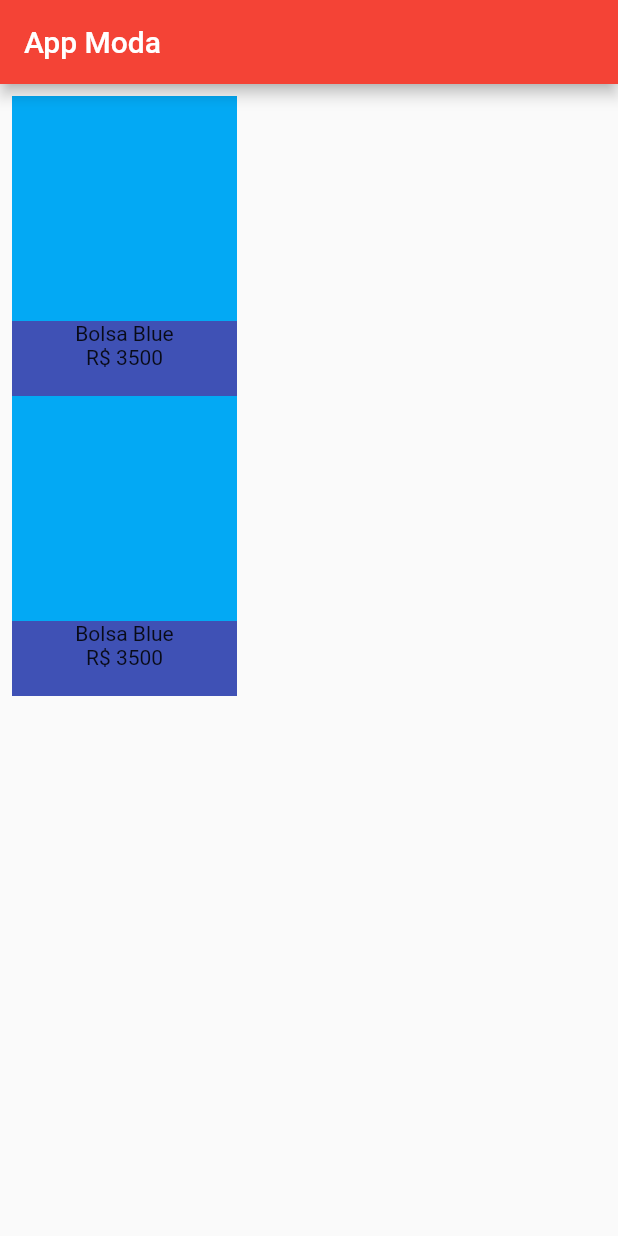
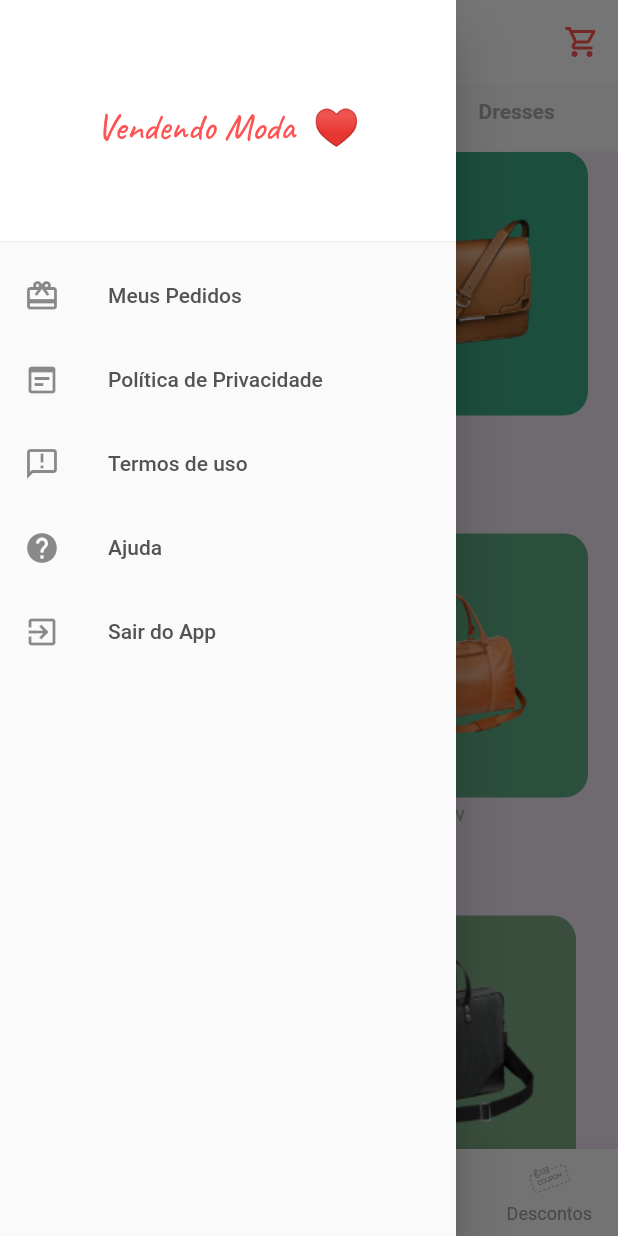
Before and after one commit to Michael-Junior/project_fashion_sales_app, a Flutter app: the screen it shows after launch, with the side drawer open (before the commit the screen has no drawer), on a phone screen of 412 x 824 dp. Run offline on Flutter 3.47's test engine with Material 2 defaults, Android fonts, the phone set to English and light mode, and no system bars; our stand-ins replace flutter_svg.

Commit message:
change screen home

```diff
--- /dev/null
+++ b/lib/components/categories.dart
@@ -0,0 +1,61 @@
+import 'package:flutter/material.dart';
+import 'package:project_fashion_sales_app/models/constants.dart';
+
+class Categories extends StatefulWidget {
+  const Categories({Key? key}) : super(key: key);
+
+  @override
+  _CategoriesState createState() => _CategoriesState();
+}
+
+class _CategoriesState extends State<Categories> {
+  List<String> categories = ['Hand bag', 'Jewellery', 'Footwear', 'Dresses'];
+
+  int selectedIndex = 0;
+
+  @override
+  Widget build(BuildContext context) {
+    return Padding(
+      padding: const EdgeInsets.symmetric(vertical: kDefaultPaddin / 2),
+      child: SizedBox(
+        height: 25,
+        child: ListView.builder(
+          scrollDirection: Axis.horizontal,
+          itemCount: categories.length,
+          itemBuilder: (context, index) => buildCategory(index),
+        ),
+      ),
+    );
+  }
+
+  Widget buildCategory(int index) {
+    return GestureDetector(
+      onTap: () {
+        setState(() {
+          selectedIndex = index;
+        });
+      },
+      child: Padding(
+        padding: const EdgeInsets.symmetric(horizontal: kDefaultPaddin),
+        child: Column(
+          crossAxisAlignment: CrossAxisAlignment.start,
+          children: <Widget>[
+            Text(
+              categories[index],
+              style: TextStyle(
+                fontWeight: FontWeight.bold,
+                color: selectedIndex == index ? kTextColor : kTextLightColor,
+              ),
+            ),
+            Container(
+              margin: EdgeInsets.only(top: kDefaultPaddin / 4),
+              height: 2,
+              width: 30,
+              color: selectedIndex == index ? Colors.black : Colors.transparent,
+            )
+          ],
+        ),
+      ),
+    );
+  }
+}
--- /dev/null
+++ b/lib/components/drawer.dart
@@ -0,0 +1,49 @@
+import 'package:flutter/material.dart';
+
+class DrawerMenu extends StatelessWidget {
+  const DrawerMenu({Key? key}) : super(key: key);
+
+  @override
+  Widget build(BuildContext context) {
+    return Drawer(
+      child: ListView(
+        children: const <Widget>[
+          DrawerHeader(
+            decoration: BoxDecoration(
+              color: Colors.white,
+            ),
+            child: Center(
+              child: Text(
+                'Vendendo Moda  ♥',
+                  style: TextStyle(
+                      color: Colors.redAccent,
+                      fontFamily: 'Caveat-VariableFont',
+                      fontSize: 25),
+              ),
+            ),
+          ),
+          ListTile(
+            leading: Icon(Icons.wallet_giftcard),
+            title: Text('Meus Pedidos'),
+          ),
+          ListTile(
+            leading: Icon(Icons.wysiwyg),
+            title: Text('Política de Privacidade'),
+          ),
+          ListTile(
+            leading: Icon(Icons.announcement_outlined),
+            title: Text('Termos de uso'),
+          ),
+          ListTile(
+            leading: Icon(Icons.help),
+            title: Text('Ajuda'),
+          ),
+          ListTile(
+            leading: Icon(Icons.exit_to_app),
+            title: Text('Sair do App'),
+          )
+        ],
+      ),
+    );
+  }
+}
--- /dev/null
+++ b/lib/components/item_card.dart
@@ -0,0 +1,37 @@
+import 'package:flutter/material.dart';
+import 'package:project_fashion_sales_app/models/constants.dart';
+import 'package:project_fashion_sales_app/models/product.dart';
+
+class ItemCard extends StatelessWidget {
+  final Product product;
+  final Function? press;
+
+  ItemCard({required this.product, this.press});
+
+  @override
+  Widget build(BuildContext context) {
+    return Column(
+      crossAxisAlignment: CrossAxisAlignment.start,
+      children: <Widget>[
+        Container(
+          padding: EdgeInsets.all(kDefaultPaddin),
+          // height: 180,
+          // width: 160,
+          decoration: BoxDecoration(
+            color: product.color,
+            borderRadius: BorderRadius.circular(16),
+          ),
+          child: Image.asset(product.image),
+        ),
+        Padding(
+          padding: const EdgeInsets.symmetric(vertical: kDefaultPaddin / 8),
+          child: Text(
+            product.title,
+            style: TextStyle(color: kTextLightColor),
+          ),
+        ),
+        Text('R\$ 234,00', style: TextStyle(fontWeight: FontWeight.bold))
+      ],
+    );
+  }
+}
--- a/lib/home_page.dart
+++ /dev/null
@@ -1,73 +0,0 @@
-import 'package:flutter/material.dart';
-
-class MyHomePage extends StatefulWidget {
-  MyHomePage({Key? key, required this.title}) : super(key: key);
-
-  final String title;
-
-  @override
-  _MyHomePageState createState() => _MyHomePageState();
-}
-
-class _MyHomePageState extends State<MyHomePage> {
-  int _counter = 0;
-
-  @override
-  Widget build(BuildContext context) {
-    return Scaffold(
-      appBar: AppBar(
-        title: Text(widget.title),
-      ),
-      body: Column(
-        //mainAxisAlignment: MainAxisAlignment.center,
-        children: <Widget>[
-          Padding(
-            padding: const EdgeInsets.all(8.0),
-            child: Column(
-              children: [
-                CardVitrine(),
-                CardVitrine(),
-              ],
-            ),
-          ),
-          // Text(
-          //   'You have pushed the button this many times:',
-          // ),
-          // Text(
-          //   '$_counter',
-          //   style: Theme.of(context).textTheme.headline4,
-          // ),
-        ],
-      ),
-    );
-  }
-}
-
-class CardVitrine extends StatefulWidget {
-  const CardVitrine({Key? key}) : super(key: key);
-
-  @override
-  _CardVitrineState createState() => _CardVitrineState();
-}
-
-class _CardVitrineState extends State<CardVitrine> {
-  @override
-  Widget build(BuildContext context) {
-    return Container(
-      color: Colors.indigo,
-      height: 200,
-      width: 150,
-      child: Column(
-        children: [
-          Container(
-            height: 150,
-            width: 150,
-            color: Colors.lightBlue,
-          ),
-          Text('Bolsa Blue'),
-          Text('R\$ 3500'),
-        ],
-      ),
-    );
-  }
-}
--- a/lib/main.dart
+++ b/lib/main.dart
@@ -1,5 +1,8 @@
+// @dart=2.9
+
 import 'package:flutter/material.dart';
-import 'package:project_fashion_sales_app/home_page.dart';
+import 'package:project_fashion_sales_app/models/constants.dart';
+import 'package:project_fashion_sales_app/screens/home.dart';
 
 void main() => runApp(MyApp());
 
@@ -9,11 +12,12 @@ class MyApp extends StatelessWidget {
   Widget build(BuildContext context) {
     return MaterialApp(
       debugShowCheckedModeBanner: false,
-      title: 'App Moda Title',
+      title: 'AppFashionSales',
       theme: ThemeData(
-        primarySwatch: Colors.red,
+        textTheme: Theme.of(context).textTheme.apply(bodyColor: kTextColor),
+        visualDensity: VisualDensity.adaptivePlatformDensity,
       ),
-      home: MyHomePage(title: 'App Moda'),
+      home: Home(title: 'Vendendo Moda', titleComplement: ' ♥', ),
     );
   }
 }
--- /dev/null
+++ b/lib/models/constants.dart
@@ -0,0 +1,6 @@
+import 'package:flutter/material.dart';
+
+const kTextColor = Color(0xFF535353);
+const kTextLightColor = Color(0xFFACACAC);
+
+const kDefaultPaddin = 20.0;
--- /dev/null
+++ b/lib/models/product.dart
@@ -0,0 +1,71 @@
+import 'package:flutter/material.dart';
+
+class Product {
+  final String image, title, description;
+  final int? price, size, id;
+  final Color? color;
+
+  Product({
+    this.image = '',
+    this.title = '',
+    this.description = '',
+    this.price,
+    this.size,
+    this.id,
+    this.color
+  });
+}
+
+List<Product> products = [
+
+  Product(
+    id: 1,
+    title: 'Bolsa blue',
+    price: 234,
+    size: 12,
+    description: 'dummyText',
+    image: "assets/images/bag_1.png",
+    color: Color(0xFF3D82AE)),
+  Product(
+      id: 2,
+      title: 'Bolsa pink',
+      price: 299,
+      size: 12,
+      description: 'dummyText',
+      image: "assets/images/bag_2.png",
+      color: Color(0xFF3DA984)),
+  Product(
+      id: 3,
+      title: 'Bolsa pink new',
+      price: 219,
+      size: 12,
+      description: 'dummyText',
+      image: "assets/images/bag_3.png",
+      color: Color(0xFF4DA984)),
+  Product(
+      id: 4,
+      title: 'Bolsa blue new',
+      price: 229,
+      size: 12,
+      description: 'dummyText',
+      image: "assets/images/bag_4.png",
+      color: Color(0xFF5DA984)),
+  Product(
+      id: 5,
+      title: 'Bolsa black',
+      price: 239,
+      size: 12,
+      description: 'dummyText',
+      image: "assets/images/bag_5.png",
+      color: Color(0xFF6DA984)),
+  Product(
+      id: 6,
+      title: 'Bolsa red',
+      price: 249,
+      size: 12,
+      description: 'dummyText',
+      image: "assets/images/bag_6.png",
+      color: Color(0xFF7DA984)),
+
+
+];
--- /dev/null
+++ b/lib/screens/body.dart
@@ -0,0 +1,40 @@
+import 'package:flutter/cupertino.dart';
+import 'package:flutter/material.dart';
+import 'package:project_fashion_sales_app/components/categories.dart';
+import 'package:project_fashion_sales_app/models/constants.dart';
+import 'package:project_fashion_sales_app/components/item_card.dart';
+import 'package:project_fashion_sales_app/models/product.dart';
+
+class Body extends StatelessWidget {
+  @override
+  Widget build(BuildContext context) {
+    return Column(
+      crossAxisAlignment: CrossAxisAlignment.start,
+      children: <Widget>[
+
+        Categories(),
+        Container(
+          child: Expanded(
+              child: Container(
+                color: Colors.purple[50],
+                child: Padding(
+            padding: const EdgeInsets.symmetric(horizontal: kDefaultPaddin),
+            child: GridView.builder(
+                gridDelegate: SliverGridDelegateWithFixedCrossAxisCount(
+                  crossAxisCount: 2,
+                  childAspectRatio: 0.75,
+                  crossAxisSpacing: kDefaultPaddin,
+                  mainAxisSpacing: kDefaultPaddin,
+                ),
+                itemCount: products.length,
+                itemBuilder: (context, index) => ItemCard(
+                  product: products[index],
+                ),
+            ),
+          ),
+              )),
+        ),
+      ],
+    );
+  }
+}
--- /dev/null
+++ b/lib/screens/home.dart
@@ -0,0 +1,107 @@
+import 'package:flutter/material.dart';
+import 'package:flutter_svg/flutter_svg.dart';
+import 'package:project_fashion_sales_app/components/drawer.dart';
+import 'package:project_fashion_sales_app/screens/body.dart';
+
+class Home extends StatefulWidget {
+  Home({Key? key, required this.title, this.titleComplement = ''})
+      : super(key: key);
+
+  final String title;
+  final String titleComplement;
+
+  @override
+  _HomeState createState() => _HomeState();
+}
+
+class _HomeState extends State<Home> {
+  int _selectedIndex = 0;
+
+  void _onItemTapped(int index) {
+    setState(() {
+      _selectedIndex = index;
+    });
+  }
+
+  @override
+  Widget build(BuildContext context) {
+    return Scaffold(
+      appBar: AppBar(
+        iconTheme: IconThemeData(
+          color: Colors.redAccent[200],
+        ),
+        backgroundColor: Colors.white,
+        elevation: 0,
+        actions: <Widget>[
+          IconButton(
+              onPressed: () {},
+              icon: Icon(
+                Icons.shopping_cart_outlined,
+                //color: Colors.blueGrey,
+              )),
+        ],
+        title: Row(
+          children: [
+            Text(widget.title,
+                style: TextStyle(
+                    color: Colors.redAccent[200],
+                    fontFamily: 'Caveat-VariableFont',
+                    fontSize: 25)),
+            Text(
+              widget.titleComplement,
+              style: TextStyle(fontSize: 15),
+            ),
+          ],
+        ),
+      ),
+      body: Body(),
+      drawer: DrawerMenu(),
+      bottomNavigationBar: BottomNavigationBar(
+        selectedFontSize: 15.0,
+        showSelectedLabels: true,
+        unselectedItemColor: Colors.grey,
+        showUnselectedLabels: true,
+        items: <BottomNavigationBarItem>[
+          BottomNavigationBarItem(
+            icon: SvgPicture.asset("assets/icons/vitrineIcone.svg",
+                width: 30, color: Colors.grey),
+            label: 'Mostruário',
+          ),
+          BottomNavigationBarItem(
+            icon: SvgPicture.asset("assets/icons/promocoesIcone.svg",
+                width: 30, color: Colors.grey),
+            label: 'Promoções',
+          ),
+          BottomNavigationBarItem(
+            icon: Icon(Icons.search, color: Colors.grey),
+            label: 'Pesquisar',
+          ),
+          BottomNavigationBarItem(
+            icon: SvgPicture.asset("assets/icons/descontosIcone.svg",
+                width: 33, color: Colors.grey),
+            label: 'Descontos',
+          ),
+        ],
+        currentIndex: _selectedIndex,
+        selectedItemColor: Colors.redAccent[200],
+        onTap: _onItemTapped,
+      ),
+    );
+  }
+}
+
+class ScrollListener extends ChangeNotifier {
+  double bottom = 0;
+  double _last = 0;
+
+  ScrollListener.initialise(ScrollController controller, [double height = 56]) {
+    controller.addListener(() {
+      final current = controller.offset;
+      bottom += _last - current;
+      if (bottom <= -height) bottom = -height;
+      if (bottom >= 0) bottom = 0;
+      _last = current;
+      if (bottom <= 0 && bottom >= -height) notifyListeners();
+    });
+  }
+}
```
Also changed, not shown: pubspec.yaml (+9 -52 lines), assets/fonts/Caveat-VariableFont_wght.ttf (added), assets/icons/descontosIcone.svg (added), assets/icons/promocoesIcone.svg (added), assets/icons/vitrineIcone.svg (added), assets/images/bag_1.png (added), assets/images/bag_2.png (added), assets/images/bag_3.png (added), assets/images/bag_4.png (added), assets/images/bag_5.png (added), assets/images/bag_6.png (added), pubspec.lock.
